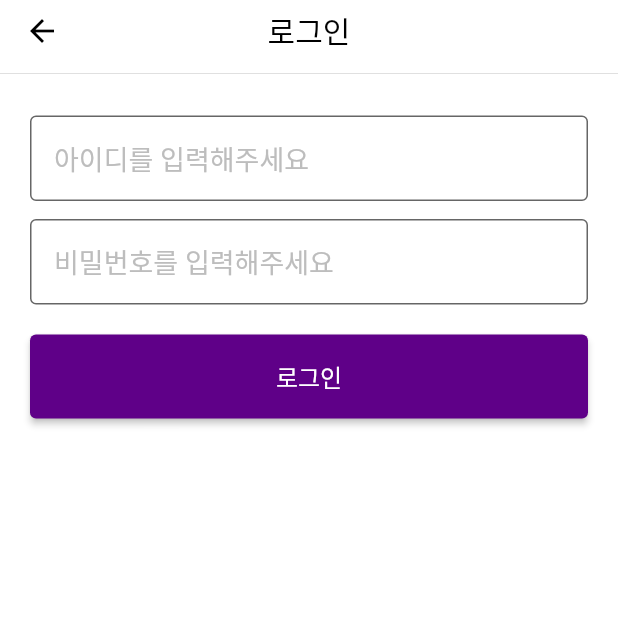
After one commit to WoosLane/Interior-App, a Flutter app: the MainScreens screen opened by its route, item 5 of the bottom bar chosen, after a tap on "로그인/회원가입", on a phone screen of 412 x 824 dp, the top half of it. The commit adds this screen. Run offline on Flutter 3.47's test engine with Material 2 defaults, Android fonts, the light colour scheme and no system bars; our stand-ins replace flutter_svg, google_fonts; network calls fail.

Commit message:
파일 이름 바꿈 & 자잘한 수정

```diff
--- a/lib/main.dart
+++ b/lib/main.dart
@@ -4,17 +4,17 @@ import 'screens/splash/splash_screen.dart';
 import 'theme.dart';
 
 void main() {
-  runApp(MarketKurly());
+  runApp(const Interior());
 }
 
-class MarketKurly extends StatelessWidget {
-  const MarketKurly({Key? key}) : super(key: key);
+class Interior extends StatelessWidget {
+  const Interior({Key? key}) : super(key: key);
 
   @override
   Widget build(BuildContext context) {
     return MaterialApp(
       debugShowCheckedModeBanner: false,
-      title: "Market Kurly UI",
+      title: "인테리어",
       initialRoute: SplashScreen.routeName, //앱 첫 화면 지정
       routes: route, //Flutter 에 Navigation 화면들을 등록하는 부분. routes.dart 파일에서 만든 map<String, WidgetBuilder> 자료형 변수 route 입력.
       theme: theme(), //theme.dart 파일에서 정의한 ThemeData 객체 등록.
--- a/lib/models/nav_item.dart
+++ b/lib/models/nav_item.dart
@@ -10,6 +10,6 @@ List<NavItem> navItems =[
   NavItem(id: 0, label: "홈", icon: "assets/icons/home.svg"),
   NavItem(id: 0, label: "추천", icon: "assets/icons/star.svg"),
   NavItem(id: 0, label: "카테고리", icon: "assets/icons/square.svg"),
-  NavItem(id: 0, label: "검색", icon: "assets/icons/loupe.svg"),
-  NavItem(id: 0, label: "마이컬리", icon: "assets/icons/user.svg"),
+  NavItem(id: 0, label: "검색", icon: "assets/icons/lope.svg"),
+  NavItem(id: 0, label: "내정보", icon: "assets/icons/user.svg"),
 ];
--- a/lib/models/text_menu.dart
+++ b/lib/models/text_menu.dart
@@ -1,4 +1,4 @@
-//TextMenuCard 위젯에 사용할 데이터 모델 클래스와 마이컬리 화면에서 사용할 리스트 데이터.
+//TextMenuCard 위젯에 사용할 데이터 모델 클래스와 내정보 화면에서 사용할 리스트 데이터.
 class TextMenu {
   String? text;
   String? icon;
@@ -14,5 +14,5 @@ List<TextMenu> textMenuList = [
   TextMenu(text: "자주하는 질문", icon: "assets/icons/right-arrow.svg", path: "/"),
   TextMenu(text: "고객센터", icon: "assets/icons/right-arrow.svg", path: "/"),
   TextMenu(text: "이용안내", icon: "assets/icons/right-arrow.svg", path: "/"),
-  TextMenu(text: "컬리 소개", icon: "assets/icons/right-arrow.svg", path: "/"),
+  TextMenu(text: "어플 소개", icon: "assets/icons/right-arrow.svg", path: "/"),
 ];
--- a/lib/screens/components/text_menu_card.dart
+++ b/lib/screens/components/text_menu_card.dart
@@ -26,7 +26,7 @@ class TextMenuCard extends StatelessWidget {
         color: Colors.white,
         elevation: 0,
         child: Padding(
-          padding: EdgeInsets.symmetric(horizontal: 16),
+          padding: const EdgeInsets.symmetric(horizontal: 16),
           child: Row(
             mainAxisAlignment: MainAxisAlignment.spaceAround,
             children: [
@@ -34,7 +34,7 @@ class TextMenuCard extends StatelessWidget {
                 title ?? "",
                 style: TextStyle(color: textColor, fontSize: 16),
               ),
-              Spacer(),
+              const Spacer(),
               SizedBox(
                 width: 26,
                 child: IconButton(
--- a/lib/screens/home/home_screen.dart
+++ b/lib/screens/home/home_screen.dart
@@ -23,7 +23,7 @@ class HomeScreen extends StatelessWidget {
       child: Scaffold(
         appBar: AppBar(
           automaticallyImplyLeading: false,
-          title: const Text("Kurly"),
+          title: const Text("인테리어"),
           actions: const [CustomActions()],
           bottom: PreferredSize(
             child: Container(
--- a/lib/screens/main_screens.dart
+++ b/lib/screens/main_screens.dart
@@ -4,7 +4,7 @@ import 'package:untitled/constants.dart';
 import 'package:untitled/models/nav_item.dart';
 import 'package:untitled/screens/category/category_screen.dart';
 import 'package:untitled/screens/home/home_screen.dart';
-import 'package:untitled/screens/my_kurly/my_kurly_screen.dart';
+import 'package:untitled/screens/my_page/my_page_screen.dart';
 import 'package:untitled/screens/recommend/recommend_screen.dart';
 import 'package:untitled/screens/search/search_screen.dart';
 
@@ -31,7 +31,7 @@ class _MainScreensState extends State<MainScreens> {
           RecommendScreen(),
           CategoryScreen(),
           SearchScreen(),
-          MyKurlyScreen(),
+          MyPageScreen(),
         ],
       ),
       bottomNavigationBar: BottomNavigationBar(
--- /dev/null
+++ b/lib/screens/my_page/components/my_page_body.dart
@@ -0,0 +1,52 @@
+import 'package:flutter/material.dart';
+import 'package:untitled/models/text_menu.dart';
+import 'package:untitled/screens/components/text_menu_card.dart';
+import 'package:untitled/screens/my_page/components/my_page_header.dart';
+
+class MyPageBody extends StatelessWidget {
+  const MyPageBody({Key? key}) : super(key: key);
+
+  @override
+  Widget build(BuildContext context) {
+    return Column(
+      children: [
+        const MyPageHeader(),
+        buildPaddingTextMenuCard("비회원 주문 조회", () {}),
+        SizedBox(
+          height: 330,
+          child: ListView.separated(
+            physics: const ClampingScrollPhysics(),
+            itemBuilder: (context, index) => SizedBox(
+              height: 55,
+              child: TextMenuCard(
+                title: textMenuList[index].text,
+                icon: textMenuList[index].icon,
+                press: () {},
+              ),
+            ),
+            separatorBuilder: (context, index) => const Divider(
+              height: 0,
+            ),
+            itemCount: textMenuList.length,
+          ),
+        ),
+        buildPaddingTextMenuCard("컬리 소개", () {}),
+      ],
+    );
+  }
+
+  Padding buildPaddingTextMenuCard(String text, GestureTapCallback press) {
+    return Padding(
+      padding: const EdgeInsets.symmetric(vertical: 12.0),
+      child: SizedBox(
+        height: 55,
+        child: TextMenuCard(
+          title: text,
+          icon: "assets/icons/right-arrow.svg",
+          press: press,
+          textColor: Colors.black,
+        ),
+      ),
+    );
+  }
+}
--- /dev/null
+++ b/lib/screens/my_page/components/my_page_header.dart
@@ -0,0 +1,51 @@
+import 'package:flutter/material.dart';
+import 'package:untitled/screens/components/default_button.dart';
+import 'package:untitled/screens/signIn/signIn_screen.dart';
+
+class MyPageHeader extends StatelessWidget {
+  const MyPageHeader({Key? key}) : super(key: key);
+
+  @override
+  Widget build(BuildContext context) {
+    return Container(
+      color: Colors.white,
+      child: SizedBox(
+        height: 250,
+        width: double.infinity,
+        child: Column(
+          mainAxisAlignment: MainAxisAlignment.spaceEvenly,
+          children: [
+            const Spacer(),
+            const SizedBox(
+              width: 250,
+              child: Text(
+                "회원 가입하고\n 다양한 혜택을 받아보세요!",
+                textAlign: TextAlign.center,
+                style: TextStyle(
+                  fontSize: 18,
+                ),
+              ),
+            ),
+            const SizedBox(height: 8),
+            const Text(
+              "가입 혜택 보기 >",
+              style: TextStyle(fontSize: 16, color: Colors.grey),
+            ),
+            const Spacer(),
+            Padding(
+              padding: const EdgeInsets.all(20),
+              child: DefaultButton(
+                text: "로그인/회원가입",
+                press: () {
+                  //Navigator 객체의 pushNamed 메서드를 이용해 화면 이동 기능을 만듬.
+                  Navigator.pushNamed(context, SignInScreen.routeName);
+                },
+              ),
+            ),
+            const Spacer(),
+          ],
+        ),
+      ),
+    );
+  }
+}
--- /dev/null
+++ b/lib/screens/my_page/my_page_screen.dart
@@ -0,0 +1,24 @@
+import 'package:flutter/material.dart';
+import 'package:untitled/screens/components/custom_actions.dart';
+import 'package:untitled/screens/my_page/components/my_page_body.dart';
+
+class MyPageScreen extends StatelessWidget {
+  const MyPageScreen({Key? key}) : super(key: key);
+
+  @override
+  Widget build(BuildContext context) {
+    return Scaffold(
+      backgroundColor: const Color(0xFFF5F5F5),
+      appBar: AppBar(
+        automaticallyImplyLeading: false,
+        title: const Text("내 정보"),
+        actions: const [
+          CustomActions()
+        ],
+      ),
+      body: const SingleChildScrollView(
+        child: MyPageBody(),
+      ),
+    );
+  }
+}
--- a/lib/screens/recommend/recommend_screen.dart
+++ b/lib/screens/recommend/recommend_screen.dart
@@ -2,7 +2,6 @@ import 'package:flutter/material.dart';
 import 'package:untitled/screens/recommend/components/card_product_item.dart';
 import 'package:untitled/screens/recommend/components/stack_product_item.dart';
 import 'package:untitled/theme.dart';
-
 import '../../models/product.dart';
 
 class RecommendScreen extends StatelessWidget {
--- /dev/null
+++ b/lib/screens/signIn/components/interior_sign_form.dart
@@ -0,0 +1,131 @@
+import 'package:flutter/material.dart';
+import 'package:untitled/constants.dart';
+import 'package:untitled/screens/components/default_button.dart';
+import 'package:untitled/screens/signIn/components/form_error.dart';
+
+class InteriorSignForm extends StatefulWidget {
+  const InteriorSignForm({Key? key}) : super(key: key);
+
+  @override
+  State<InteriorSignForm> createState() => _KurlySignFormState();
+}
+
+class _KurlySignFormState extends State<InteriorSignForm> {
+  //GlobalKey 는 Form 태그 안에 연결 됨. Form 태그를 사용하는 이유는 Form 태그안에 있는 모든 입력받는 요소들에 있는 값들의 상태(값)을 관리하기 위해 사용 됨.
+  //GlobalKey 를 통해서 모든 요소의 값을 한 번에 관리할 수 있음.
+  final GlobalKey<FormState> _formKey = GlobalKey<FormState>();
+  //우리가 미리 정의한 유효성 검사에 실패한 유형들을 담는 String 타입의 리스트 변수임.
+  final List<String> errors = [];
+  //사용자가 입력할 id 값을 담는 변수.
+  String? id;
+  //사용자가 입력한 password 값을 담을 변수.
+  String? password;
+  //id 를 입력하지 않았을 경우 유효성 검사에 실패한 유형.
+  String kIdNull = "아이디를 입력해주세요";
+  //password 를 입력하지 않았을 경우 실패한 유형.
+  String kPasswordNull = "비밀번호를 입력해주세요";
+
+  @override
+  Widget build(BuildContext context) {
+    return Form(
+      key: _formKey,
+      child: Padding(
+        padding: const EdgeInsets.all(20.0),
+        child: Column(
+          children: [
+            //아이디를 입력받을 TextFormField 위젯을 메서드로 분리해서 만듬.
+            _buildIdField(),
+            const SizedBox(height: 12),
+            //비밀번호를 입력받을 TextFormField 위젯을 메서드로 분리해서 만듬.
+            _buildPasswordField(),
+            const SizedBox(height: 20),
+            DefaultButton(
+              text: "로그인",
+              press: () {
+                //form 의 유효성을 검사하는 부분.
+                if (_formKey.currentState!.validate() && errors.isEmpty) {
+                  ScaffoldMessenger.of(context).showSnackBar(
+                    const SnackBar(
+                        content: Text('유효성 검사 확인')
+                    )
+                  );
+                }
+              },
+            ),
+            const SizedBox(height: 10),
+            //유효성 검사에 실패한 항목을 위젯으로 만들어 표시함.
+            FormError(errors: errors)
+          ],
+        ),
+      ),
+    );
+  }
+  //테두리가 있는 TextFormField 를 만들기 위해 OutlineInputBorder 객체를 사용.
+  OutlineInputBorder outlineInputBorder(Color color) {
+    return OutlineInputBorder(borderSide: BorderSide(color: color, width: 1));
+  }
+  //아이디를 입력받는 TextFormField 위젯.
+  TextFormField _buildIdField() {
+    return TextFormField(
+      onSaved: (newValue) => id = newValue,
+      onChanged: (value) {
+        if (value.isNotEmpty & errors.contains(kIdNull)) {
+          setState(() {
+            errors.remove(kIdNull);
+          });
+        }
+      },
+      validator: (value) {
+        if (value!.isEmpty & !errors.contains(kIdNull)) {
+          setState(() {
+            errors.add(kIdNull);
+          });
+        }
+        return null;
+      },
+      decoration: InputDecoration(
+        border: outlineInputBorder(kTextColor),
+        focusedBorder: outlineInputBorder(kPrimaryColor),
+        errorBorder: outlineInputBorder(kPrimaryColor),
+        disabledBorder: InputBorder.none,
+        contentPadding: const EdgeInsets.only(left: 16, top: 15, bottom: 15),
+        filled: true,
+        fillColor: Colors.white,
+        hintStyle: TextStyle(color: Colors.grey[400], fontSize: 18),
+        hintText: kIdNull,
+      ),
+    );
+  }
+  //비밀번호 입력받는 TextFormField 위젯.
+  TextFormField _buildPasswordField() {
+    return TextFormField(
+      obscureText: true,
+      onSaved: (newValue) => password = newValue,
+      onChanged: (value) {
+        if (value.isNotEmpty & errors.contains(kPasswordNull)) {
+          setState(() {
+            errors.remove(kPasswordNull);
+          });
+        }
+      },
+      validator: (value) {
+        if (value!.isEmpty & !errors.contains(kPasswordNull)) {
+          setState(() {
+            errors.add(kPasswordNull);
+          });
+        }
+      },
+      decoration: InputDecoration(
+        border: outlineInputBorder(kTextColor),
+        focusedBorder: outlineInputBorder(kPrimaryColor),
+        errorBorder: outlineInputBorder(kPrimaryColor),
+        disabledBorder: InputBorder.none,
+        contentPadding: const EdgeInsets.only(left: 16, top: 15, bottom: 15),
+        filled: true,
+        fillColor: Colors.white,
+        hintStyle: TextStyle(color: Colors.grey[400], fontSize: 18),
+        hintText: kPasswordNull,
+      ),
+    );
+  }
+}
--- a/lib/screens/signIn/signIn_screen.dart
+++ b/lib/screens/signIn/signIn_screen.dart
@@ -1,5 +1,5 @@
 import 'package:flutter/material.dart';
-import 'package:untitled/screens/signIn/components/kurly_sign_form.dart';
+import 'package:untitled/screens/signIn/components/interior_sign_form.dart';
 
 class SignInScreen extends StatelessWidget {
   //Flutter 가 이 화면으 요청할 때 경로의 이름으로 사용됨.
@@ -31,7 +31,7 @@ class SignInScreen extends StatelessWidget {
           preferredSize: Size.fromHeight(1.0),
         ),
       ),
-      body: const KurlySignForm(),
+      body: const InteriorSignForm(),
     );
   }
 }
--- a/lib/screens/splash/splash_screen.dart
+++ b/lib/screens/splash/splash_screen.dart
@@ -20,7 +20,7 @@ class SplashScreen extends StatelessWidget {
               flex: 5,
               child: Center(
                 child: Text(
-                  "Kurly",
+                  "Interior",
                   style: GoogleFonts.pacifico(fontSize: 28, color: Colors.white),
                 ),
               ),
```
Also changed, not shown: pubspec.lock, 1 other file.
